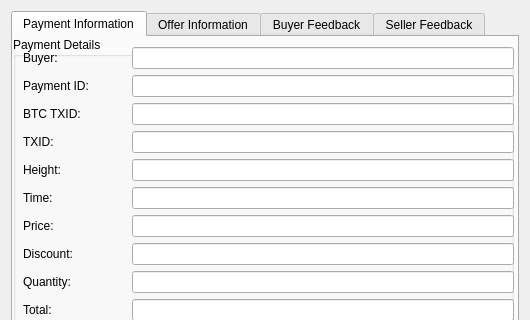
The window that src/qt/forms/offeracceptinfodialog.ui (greggdourgarian/syscoin2) describes before a commit, drawn with Qt 5; both pictures show x 0 to 530 and y 0 to 320 of the 530 by 613 pixel window.
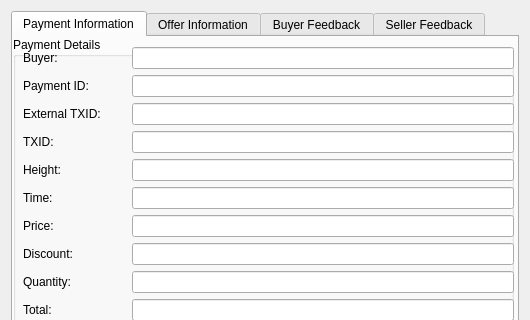
The same window after the commit.

```diff
--- a/src/qt/forms/offeracceptinfodialog.ui
+++ b/src/qt/forms/offeracceptinfodialog.ui
@@ -71,7 +71,7 @@
          <item row="2" column="0">
           <widget class="QLabel" name="exttxidLabel">
            <property name="text">
-            <string>BTC TXID:</string>
+            <string>External TXID:</string>
            </property>
           </widget>
          </item>
```
